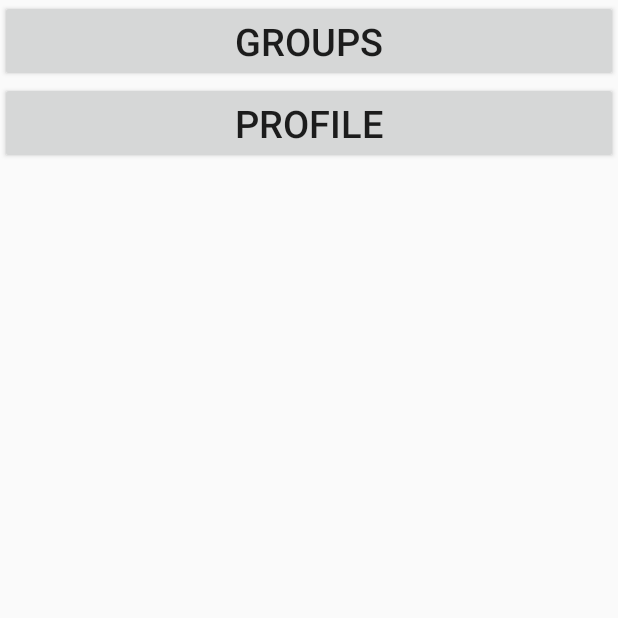
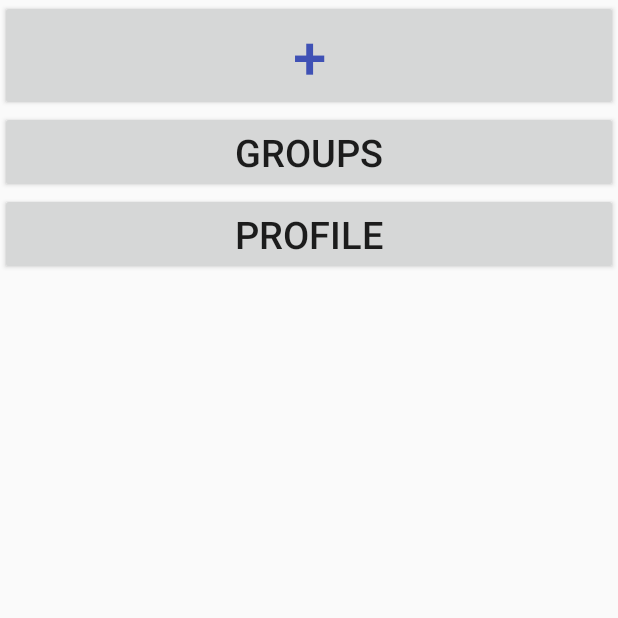
Before and after one commit to dfons007/CS100Finished, an Android app: the Users screen opened directly, with no data from a screen before it, on a phone screen of 412 x 824 dp, the top half of it. Run offline under Robolectric (Android 15) with nearby library versions, the phone set to English and light mode, and no system bars; our stand-ins replace Firebase (no records; nobody signed in at launch, a user with empty details on screens opened directly), Volley; network calls fail.

Commit message:
new file for

```diff
--- a/app/src/main/AndroidManifest.xml
+++ b/app/src/main/AndroidManifest.xml
@@ -19,6 +19,7 @@
                 <category android:name="android.intent.category.LAUNCHER" />
             </intent-filter>
         </activity>
+        <activity android:name=".GroupChat" />
         <activity android:name=".Register" />
         <activity android:name=".Users" />
         <activity android:name=".Chat" />
--- a/app/src/main/res/layout/activity_user.xml
+++ b/app/src/main/res/layout/activity_user.xml
@@ -18,6 +18,14 @@
         android:layout_height="wrap_content"
         android:text="No users found!"
         android:visibility="gone" />
+
+    <Button
+        android:id="@+id/PlusButton"
+        android:layout_width="match_parent"
+        android:layout_height="wrap_content"
+        android:text="+"
+        android:textSize="40dp"
+        android:textColor="@color/colorPrimary"/>
 
     <ListView
         android:id="@+id/usersList"
```
